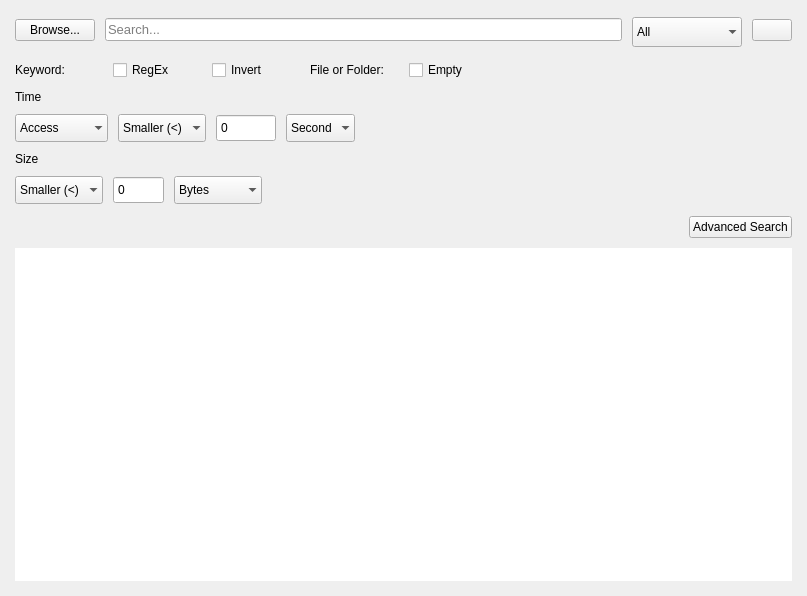
The window that stacer/Pages/Search/search_page.ui (oguzhaninan/Stacer) describes before a commit, drawn with Qt 5.
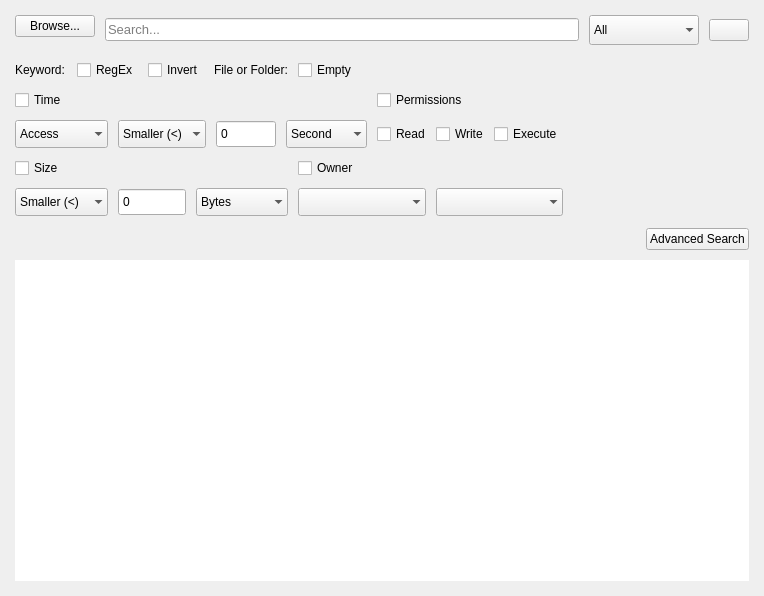
The same window after the commit. Icons and pictures are not drawn.

Patch:
```diff
--- a/stacer/Pages/Search/search_page.ui
+++ b/stacer/Pages/Search/search_page.ui
@@ -6,7 +6,7 @@
    <rect>
     <x>0</x>
     <y>0</y>
-    <width>807</width>
+    <width>764</width>
     <height>596</height>
    </rect>
   </property>
@@ -157,18 +157,110 @@
       <property name="spacing">
        <number>10</number>
       </property>
-      <item row="1" column="5" colspan="3">
-       <spacer name="horizontalSpacer">
-        <property name="orientation">
-         <enum>Qt::Horizontal</enum>
+      <item row="6" column="0" colspan="4">
+       <layout class="QHBoxLayout" name="horizontalLayout_2">
+        <property name="spacing">
+         <number>10</number>
         </property>
-        <property name="sizeHint" stdset="0">
-         <size>
-          <width>40</width>
-          <height>20</height>
-         </size>
+        <property name="topMargin">
+         <number>0</number>
         </property>
-       </spacer>
+        <item>
+         <widget class="QComboBox" name="cmbSizeCriteria">
+          <property name="minimumSize">
+           <size>
+            <width>0</width>
+            <height>28</height>
+           </size>
+          </property>
+          <property name="maximumSize">
+           <size>
+            <width>16777215</width>
+            <height>28</height>
+           </size>
+          </property>
+          <property name="frame">
+           <bool>false</bool>
+          </property>
+          <item>
+           <property name="text">
+            <string>Smaller (&lt;)</string>
+           </property>
+          </item>
+          <item>
+           <property name="text">
+            <string>Equal (=)</string>
+           </property>
+          </item>
+          <item>
+           <property name="text">
+            <string>Greater (&gt;)</string>
+           </property>
+          </item>
+         </widget>
+        </item>
+        <item>
+         <widget class="QSpinBox" name="spinSize">
+          <property name="minimumSize">
+           <size>
+            <width>15</width>
+            <height>28</height>
+           </size>
+          </property>
+          <property name="maximumSize">
+           <size>
+            <width>68</width>
+            <height>16777215</height>
+           </size>
+          </property>
+          <property name="buttonSymbols">
+           <enum>QAbstractSpinBox::NoButtons</enum>
+          </property>
+          <property name="maximum">
+           <number>9999999</number>
+          </property>
+         </widget>
+        </item>
+        <item>
+         <widget class="QComboBox" name="cmbSizeUnits">
+          <property name="minimumSize">
+           <size>
+            <width>0</width>
+            <height>28</height>
+           </size>
+          </property>
+          <property name="maximumSize">
+           <size>
+            <width>16777215</width>
+            <height>28</height>
+           </size>
+          </property>
+          <property name="frame">
+           <bool>false</bool>
+          </property>
+          <item>
+           <property name="text">
+            <string>Bytes</string>
+           </property>
+          </item>
+          <item>
+           <property name="text">
+            <string>Kilobytes</string>
+           </property>
+          </item>
+          <item>
+           <property name="text">
+            <string>Megabytes</string>
+           </property>
+          </item>
+          <item>
+           <property name="text">
+            <string>Gigabytes</string>
+           </property>
+          </item>
+         </widget>
+        </item>
+       </layout>
       </item>
       <item row="1" column="1" alignment="Qt::AlignLeft">
        <widget class="QCheckBox" name="checkRegEx">
@@ -180,23 +272,6 @@
         </property>
        </widget>
       </item>
-      <item row="1" column="0">
-       <widget class="QLabel" name="lblKeyword">
-        <property name="text">
-         <string>Keyword:</string>
-        </property>
-       </widget>
-      </item>
-      <item row="1" column="2" alignment="Qt::AlignLeft">
-       <widget class="QCheckBox" name="checkInvert">
-        <property name="accessibleName">
-         <string>circle</string>
-        </property>
-        <property name="text">
-         <string>Invert</string>
-        </property>
-       </widget>
-      </item>
       <item row="1" column="4">
        <widget class="QCheckBox" name="checkEmpty">
         <property name="accessibleName">
@@ -207,6 +282,19 @@
         </property>
        </widget>
       </item>
+      <item row="1" column="5" colspan="3">
+       <spacer name="horizontalSpacer">
+        <property name="orientation">
+         <enum>Qt::Horizontal</enum>
+        </property>
+        <property name="sizeHint" stdset="0">
+         <size>
+          <width>40</width>
+          <height>20</height>
+         </size>
+        </property>
+       </spacer>
+      </item>
       <item row="1" column="3" alignment="Qt::AlignLeft">
        <widget class="QLabel" name="lblFileOrFolder">
         <property name="text">
@@ -214,22 +302,179 @@
         </property>
        </widget>
       </item>
-      <item row="2" column="0" colspan="5">
-       <widget class="QLabel" name="lblTime">
+      <item row="1" column="2" alignment="Qt::AlignLeft">
+       <widget class="QCheckBox" name="checkInvert">
+        <property name="accessibleName">
+         <string>circle</string>
+        </property>
+        <property name="text">
+         <string>Invert</string>
+        </property>
+       </widget>
+      </item>
+      <item row="1" column="0">
+       <widget class="QLabel" name="lblKeyword">
+        <property name="text">
+         <string>Keyword:</string>
+        </property>
+       </widget>
+      </item>
+      <item row="6" column="4" colspan="3">
+       <layout class="QHBoxLayout" name="layoutOwner">
+        <property name="spacing">
+         <number>10</number>
+        </property>
+        <item>
+         <widget class="QComboBox" name="cmbUsers">
+          <property name="minimumSize">
+           <size>
+            <width>0</width>
+            <height>28</height>
+           </size>
+          </property>
+          <property name="maximumSize">
+           <size>
+            <width>16777215</width>
+            <height>28</height>
+           </size>
+          </property>
+          <property name="toolTip">
+           <string notr="true"/>
+          </property>
+          <property name="frame">
+           <bool>false</bool>
+          </property>
+         </widget>
+        </item>
+        <item>
+         <widget class="QComboBox" name="cmbGroups">
+          <property name="minimumSize">
+           <size>
+            <width>0</width>
+            <height>28</height>
+           </size>
+          </property>
+          <property name="maximumSize">
+           <size>
+            <width>16777215</width>
+            <height>28</height>
+           </size>
+          </property>
+          <property name="toolTip">
+           <string notr="true"/>
+          </property>
+          <property name="frame">
+           <bool>false</bool>
+          </property>
+         </widget>
+        </item>
+       </layout>
+      </item>
+      <item row="6" column="7">
+       <spacer name="horizontalSpacer_3">
+        <property name="orientation">
+         <enum>Qt::Horizontal</enum>
+        </property>
+        <property name="sizeHint" stdset="0">
+         <size>
+          <width>40</width>
+          <height>20</height>
+         </size>
+        </property>
+       </spacer>
+      </item>
+      <item row="3" column="6">
+       <layout class="QHBoxLayout" name="layoutOwner_2">
+        <property name="spacing">
+         <number>5</number>
+        </property>
+        <item>
+         <widget class="QCheckBox" name="checkPermRead">
+          <property name="accessibleName">
+           <string>circle</string>
+          </property>
+          <property name="text">
+           <string>Read</string>
+          </property>
+         </widget>
+        </item>
+        <item>
+         <widget class="QCheckBox" name="checkPermWrite">
+          <property name="accessibleName">
+           <string>circle</string>
+          </property>
+          <property name="text">
+           <string>Write</string>
+          </property>
+         </widget>
+        </item>
+        <item>
+         <widget class="QCheckBox" name="checkPermExec">
+          <property name="accessibleName">
+           <string>circle</string>
+          </property>
+          <property name="text">
+           <string>Execute</string>
+          </property>
+         </widget>
+        </item>
+       </layout>
+      </item>
+      <item row="3" column="7">
+       <spacer name="horizontalSpacer_2">
+        <property name="orientation">
+         <enum>Qt::Horizontal</enum>
+        </property>
+        <property name="sizeHint" stdset="0">
+         <size>
+          <width>40</width>
+          <height>20</height>
+         </size>
+        </property>
+       </spacer>
+      </item>
+      <item row="2" column="0">
+       <widget class="QCheckBox" name="checkFilterTime">
+        <property name="accessibleName">
+         <string>circle</string>
+        </property>
         <property name="text">
          <string>Time</string>
         </property>
        </widget>
       </item>
-      <item row="5" column="0" colspan="5">
-       <widget class="QLabel" name="lblSize">
+      <item row="2" column="6">
+       <widget class="QCheckBox" name="checkFilterPermissions">
+        <property name="accessibleName">
+         <string>circle</string>
+        </property>
+        <property name="text">
+         <string>Permissions</string>
+        </property>
+       </widget>
+      </item>
+      <item row="5" column="0" colspan="4">
+       <widget class="QCheckBox" name="checkFilterSize">
+        <property name="accessibleName">
+         <string>circle</string>
+        </property>
         <property name="text">
          <string>Size</string>
         </property>
        </widget>
       </item>
-      <item row="3" column="0" colspan="8">
-       <layout class="QHBoxLayout" name="horizontalLayout">
+      <item row="5" column="4" colspan="3">
+       <widget class="QCheckBox" name="checkFilterOwner">
+        <property name="accessibleName">
+         <string>circle</string>
+        </property>
+        <property name="text">
+         <string>Owner</string>
+        </property>
+       </widget>
+      </item>
+      <item row="3" column="0" colspan="6">
+       <layout class="QHBoxLayout" name="layoutTime">
         <property name="spacing">
          <number>10</number>
         </property>
@@ -373,137 +618,6 @@
           </item>
          </widget>
         </item>
-        <item>
-         <spacer name="horizontalSpacer_2">
-          <property name="orientation">
-           <enum>Qt::Horizontal</enum>
-          </property>
-          <property name="sizeHint" stdset="0">
-           <size>
-            <width>40</width>
-            <height>20</height>
-           </size>
-          </property>
-         </spacer>
-        </item>
-       </layout>
-      </item>
-      <item row="6" column="0" colspan="8">
-       <layout class="QHBoxLayout" name="horizontalLayout_2">
-        <property name="spacing">
-         <number>10</number>
-        </property>
-        <property name="topMargin">
-         <number>0</number>
-        </property>
-        <item>
-         <widget class="QComboBox" name="cmbSizeCriteria">
-          <property name="minimumSize">
-           <size>
-            <width>0</width>
-            <height>28</height>
-           </size>
-          </property>
-          <property name="maximumSize">
-           <size>
-            <width>16777215</width>
-            <height>28</height>
-           </size>
-          </property>
-          <property name="frame">
-           <bool>false</bool>
-          </property>
-          <item>
-           <property name="text">
-            <string>Smaller (&lt;)</string>
-           </property>
-          </item>
-          <item>
-           <property name="text">
-            <string>Equal (=)</string>
-           </property>
-          </item>
-          <item>
-           <property name="text">
-            <string>Greater (&gt;)</string>
-           </property>
-          </item>
-         </widget>
-        </item>
-        <item>
-         <widget class="QSpinBox" name="spinSize">
-          <property name="minimumSize">
-           <size>
-            <width>15</width>
-            <height>28</height>
-           </size>
-          </property>
-          <property name="maximumSize">
-           <size>
-            <width>68</width>
-            <height>16777215</height>
-           </size>
-          </property>
-          <property name="buttonSymbols">
-           <enum>QAbstractSpinBox::NoButtons</enum>
-          </property>
-          <property name="maximum">
-           <number>9999999</number>
-          </property>
-         </widget>
-        </item>
-        <item>
-         <widget class="QComboBox" name="cmbSizeUnits">
-          <property name="minimumSize">
-           <size>
-            <width>0</width>
-            <height>28</height>
-           </size>
-          </property>
-          <property name="maximumSize">
-           <size>
-            <width>16777215</width>
-            <height>28</height>
-           </size>
-          </property>
-          <property name="frame">
-           <bool>false</bool>
-          </property>
-          <item>
-           <property name="text">
-            <string>Bytes</string>
-           </property>
-          </item>
-          <item>
-           <property name="text">
-            <string>Kilobytes</string>
-           </property>
-          </item>
-          <item>
-           <property name="text">
-            <string>Megabytes</string>
-           </property>
-          </item>
-          <item>
-           <property name="text">
-            <string>Gigabytes</string>
-           </property>
-          </item>
-         </widget>
-        </item>
-        <item>
-         <spacer name="horizontalSpacer_3">
-          <property name="orientation">
-           <enum>Qt::Horizontal</enum>
-          </property>
-          <property name="sizeHint" stdset="0">
-           <size>
-            <width>40</width>
-            <height>20</height>
-           </size>
-          </property>
-         </spacer>
-        </item>
        </layout>
       </item>
      </layout>
@@ -517,7 +631,7 @@
      <property name="bottomMargin">
       <number>0</number>
      </property>
-     <item>
+     <item alignment="Qt::AlignTop">
       <widget class="QPushButton" name="btnBrowseSearchDir">
        <property name="cursor">
         <cursorShape>PointingHandCursor</cursorShape>
@@ -545,7 +659,7 @@
        </property>
       </widget>
      </item>
-     <item>
+     <item alignment="Qt::AlignTop">
       <widget class="QComboBox" name="cmbSearchTypes">
        <property name="minimumSize">
         <size>
```
